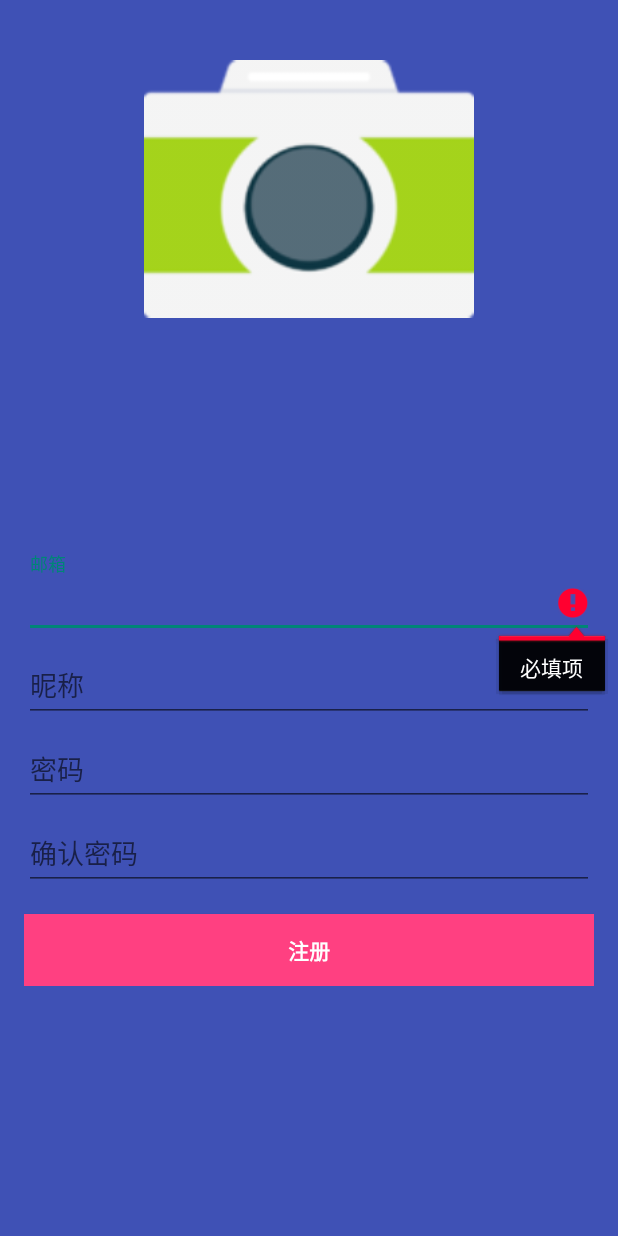
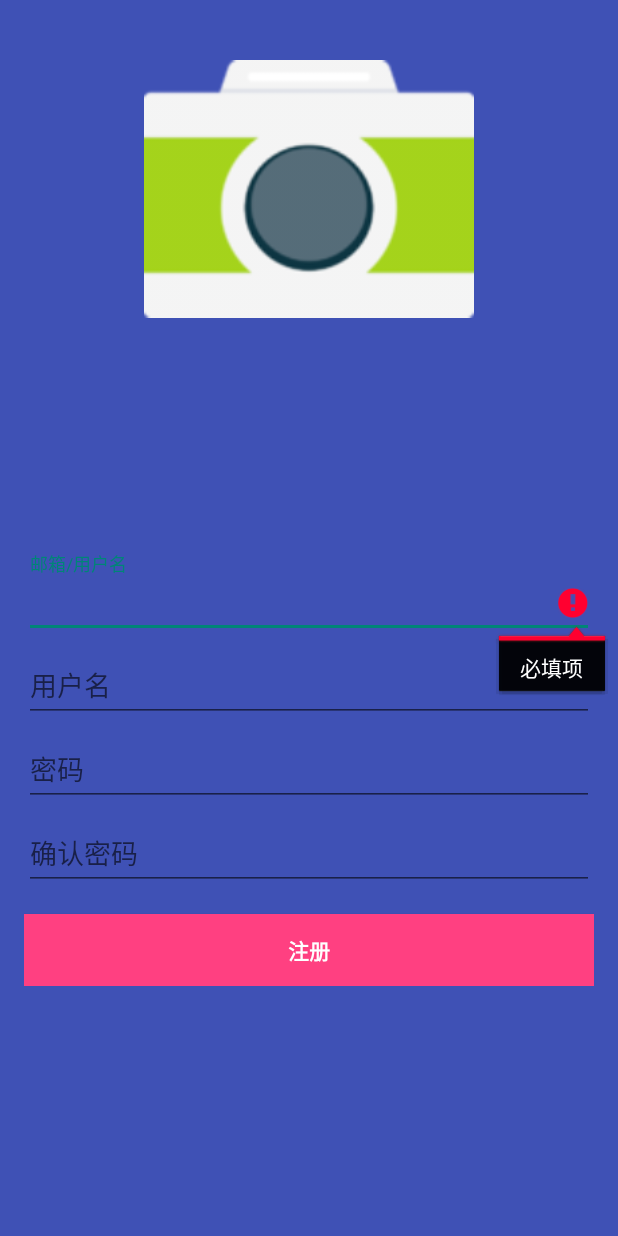
Before and after one commit to leftthomas/ShotHappy, an Android app: the RegisterActivity screen opened directly, with no data from a screen before it, after a tap on "注册", on a phone screen of 412 x 824 dp. Run offline under Robolectric (Android 15) with nearby library versions, the phone set to English and light mode, and no system bars; libraries missing offline, so code that uses them is left out: cn.bmob.v3.

Commit message:
账号注册界面与逻辑实现，添加Bmob SDK

```diff
--- a/app/build.gradle
+++ b/app/build.gradle
@@ -27,4 +27,7 @@ dependencies {
 
     //bmob-sdk ：Bmob的android sdk包
     compile 'cn.bmob.android:bmob-sdk:3.4.5'
+    //okhttp（选填）：为解决弱网情况下SDK请求失败及响应慢的问题，自`V3.4.3版本`开始使用`okhttp`优化SDK的网络框架。
+    compile 'com.squareup.okhttp:okhttp:2.4.0'
+    compile 'com.squareup.okio:okio:1.4.0'
 }
--- a/app/src/main/AndroidManifest.xml
+++ b/app/src/main/AndroidManifest.xml
@@ -3,6 +3,11 @@
     package="com.left.shothappy">
 
     <uses-permission android:name="android.permission.INTERNET" />
+    <uses-permission android:name="android.permission.ACCESS_WIFI_STATE" />
+    <uses-permission android:name="android.permission.ACCESS_NETWORK_STATE" />
+    <uses-permission android:name="android.permission.READ_PHONE_STATE" />
+    <uses-permission android:name="android.permission.WRITE_EXTERNAL_STORAGE" />
+    <uses-permission android:name="android.permission.READ_LOGS" />
 
     <application
         android:allowBackup="true"
--- a/app/src/main/java/com/left/shothappy/RegisterActivity.java
+++ b/app/src/main/java/com/left/shothappy/RegisterActivity.java
@@ -5,27 +5,26 @@ import android.animation.AnimatorListenerAdapter;
 import android.annotation.TargetApi;
 import android.content.Context;
 import android.content.Intent;
-import android.os.AsyncTask;
 import android.os.Build;
+import android.os.Bundle;
 import android.support.design.widget.Snackbar;
 import android.support.v7.app.AppCompatActivity;
-import android.os.Bundle;
 import android.text.TextUtils;
-import android.util.Log;
 import android.view.View;
 import android.view.inputmethod.InputMethodManager;
 import android.widget.Button;
 import android.widget.EditText;
 
+import cn.bmob.v3.BmobUser;
+import cn.bmob.v3.listener.SaveListener;
+
 public class RegisterActivity extends AppCompatActivity {
 
-    private UserLoginTask mAuthTask = null;
-
-    private EditText mAccountView;
+    private EditText mEmailView;
     private EditText mPasswordView;
-    private EditText mNicknameView;
+    private EditText mUsernameView;
     private EditText mRePasswordView;
-    private Button mAccountRegisterButton;
+    private Button mRegisterButton;
     private View mProgressView;
     private View mRegisterFormView;
 
@@ -34,15 +33,15 @@ public class RegisterActivity extends AppCompatActivity {
         super.onCreate(savedInstanceState);
         setContentView(R.layout.activity_register);
 
-        mAccountView = (EditText) findViewById(R.id.email);
+        mEmailView = (EditText) findViewById(R.id.email);
         mPasswordView = (EditText) findViewById(R.id.password);
-        mNicknameView = (EditText) findViewById(R.id.nickname);
+        mUsernameView = (EditText) findViewById(R.id.username);
         mRePasswordView = (EditText) findViewById(R.id.repassword);
         mRegisterFormView = findViewById(R.id.register_form);
         mProgressView = findViewById(R.id.register_progress);
-        mAccountRegisterButton = (Button) findViewById(R.id.register_button);
+        mRegisterButton = (Button) findViewById(R.id.register_button);
 
-        mAccountRegisterButton.setOnClickListener(new View.OnClickListener() {
+        mRegisterButton.setOnClickListener(new View.OnClickListener() {
             @Override
             public void onClick(View view) {
                 attemptRegister();
@@ -52,39 +51,34 @@ public class RegisterActivity extends AppCompatActivity {
     }
 
     private void attemptRegister() {
-        if (mAuthTask != null) {
-            return;
-        }
 
         // Reset errors.
-        mAccountView.setError(null);
+        mEmailView.setError(null);
         mPasswordView.setError(null);
-        mNicknameView.setError(null);
+        mUsernameView.setError(null);
         mRePasswordView.setError(null);
 
         // Store values at the time of the register attempt.
-        String account = mAccountView.getText().toString();
+        String email = mEmailView.getText().toString();
         String password = mPasswordView.getText().toString();
-        String nickname = mNicknameView.getText().toString();
+        String username = mUsernameView.getText().toString();
         String repassword = mRePasswordView.getText().toString();
 
         boolean cancel = false;
         View focusView = null;
 
         // Check for a valid account address.
-        if (TextUtils.isEmpty(account)) {
-            mAccountView.setError(getString(R.string.error_field_required));
-            focusView = mAccountView;
+        if (TextUtils.isEmpty(email)) {
+            mEmailView.setError(getString(R.string.error_field_required));
+            focusView = mEmailView;
             cancel = true;
-        } else if (!isAccountValid(account)) {
-            mAccountView.setError(getString(R.string.error_invalid_account));
-            focusView = mAccountView;
+        } else if (!isAccountValid(email)) {
+            mEmailView.setError(getString(R.string.error_invalid_email));
+            focusView = mEmailView;
             cancel = true;
-        }
-
-        else if (TextUtils.isEmpty(nickname)) {
-            mNicknameView.setError(getString(R.string.error_field_required));
-            focusView = mNicknameView;
+        } else if (TextUtils.isEmpty(username)) {
+            mUsernameView.setError(getString(R.string.error_field_required));
+            focusView = mUsernameView;
             cancel = true;
         }
 
@@ -113,11 +107,34 @@ public class RegisterActivity extends AppCompatActivity {
             focusView.requestFocus();
         } else {
             showProgress(true);
-            mAuthTask = new UserLoginTask(account, password,nickname);
-            mAuthTask.execute((Void) null);
             //关闭键盘
             InputMethodManager imm = (InputMethodManager)getSystemService(Context.INPUT_METHOD_SERVICE);
             imm.hideSoftInputFromWindow(mRePasswordView.getWindowToken(), 0);
+
+            BmobUser bu = new BmobUser();
+            bu.setUsername(username);
+            bu.setPassword(password);
+            bu.setEmail(email);
+            bu.signUp(getApplicationContext(), new SaveListener() {
+                @Override
+                public void onSuccess() {
+                    showProgress(false);
+                    startActivity(new Intent(getApplicationContext(), MainActivity.class));
+                    finish();
+                }
+
+                @Override
+                public void onFailure(int code, String msg) {
+                    showProgress(false);
+                    if (msg.contains("email")) {
+                        Snackbar.make(mRegisterFormView, getString(R.string.already_email), Snackbar.LENGTH_SHORT).show();
+                    } else if (msg.contains("username")) {
+                        Snackbar.make(mRegisterFormView, getString(R.string.already_username), Snackbar.LENGTH_SHORT).show();
+                    } else
+                        Snackbar.make(mRegisterFormView, msg, Snackbar.LENGTH_SHORT).show();
+                }
+            });
+
         }
     }
 
@@ -166,63 +183,4 @@ public class RegisterActivity extends AppCompatActivity {
         }
     }
 
-    /**
-     * Represents an asynchronous login task used to authenticate
-     * the user.
-     */
-    public class UserLoginTask extends AsyncTask<Void, Void, Boolean> {
-
-        private final String mAccount;
-        private final String mNickname;
-        private final String mPassword;
-
-        UserLoginTask(String account, String password,String nickname) {
-            mAccount = account;
-            mNickname = nickname;
-            mPassword = password;
-        }
-
-        @Override
-        protected Boolean doInBackground(Void... params) {
-
-            //注册验证
-            try {
-
-
-
-
-                if(mPassword.equals("123456")){
-                    Log.d("login", "login success");
-                    return true;
-                }
-                else{
-                    Log.d("login", "login failed");
-                    return false;
-                }
-            } catch (Exception e) {
-                Log.d("login", "login error");
-                return false;
-            }
-
-        }
-
-        @Override
-        protected void onPostExecute(final Boolean success) {
-            mAuthTask = null;
-            showProgress(false);
-
-            if (success) {
-                startActivity(new Intent(getApplicationContext(),MainActivity.class));
-                finish();
-            } else {
-                Snackbar.make(mRegisterFormView, getString(R.string.register_fail), Snackbar.LENGTH_SHORT).show();
-            }
-        }
-
-        @Override
-        protected void onCancelled() {
-            mAuthTask = null;
-            showProgress(false);
-        }
-    }
 }
--- a/app/src/main/res/layout/activity_register.xml
+++ b/app/src/main/res/layout/activity_register.xml
@@ -2,13 +2,13 @@
     xmlns:tools="http://schemas.android.com/tools"
     android:layout_width="match_parent"
     android:layout_height="match_parent"
+    android:background="@color/colorPrimary"
     android:gravity="center_horizontal"
     android:orientation="vertical"
     android:paddingBottom="@dimen/activity_vertical_margin"
     android:paddingLeft="@dimen/activity_horizontal_margin"
     android:paddingRight="@dimen/activity_horizontal_margin"
     android:paddingTop="@dimen/activity_vertical_margin"
-    android:background="@color/colorPrimary"
     tools:context=".RegisterActivity">
 
     <!-- register progress -->
@@ -38,9 +38,9 @@
                 android:src="@drawable/icon"/>
 
             <android.support.design.widget.TextInputLayout
-                android:layout_marginTop="200px"
                 android:layout_width="match_parent"
-                android:layout_height="wrap_content">
+                android:layout_height="wrap_content"
+                android:layout_marginTop="200px">
 
                 <EditText
                     android:id="@+id/email"
@@ -59,10 +59,10 @@
                 android:layout_height="wrap_content">
 
                 <EditText
-                    android:id="@+id/nickname"
+                    android:id="@+id/username"
                     android:layout_width="match_parent"
                     android:layout_height="wrap_content"
-                    android:hint="@string/nickname"
+                    android:hint="@string/username"
                     android:inputType="textPassword"
                     android:maxLines="1"
                     android:singleLine="true"
@@ -108,10 +108,10 @@
                 android:layout_width="match_parent"
                 android:layout_height="wrap_content"
                 android:layout_marginTop="16dp"
+                android:background="@color/colorAccent"
                 android:text="@string/register"
-                android:textStyle="bold"
-                android:background="@color/colorAccent"
-                android:textColor="@color/colorWhite"/>
+                android:textColor="@color/colorWhite"
+                android:textStyle="bold" />
 
         </LinearLayout>
 
--- a/app/src/main/res/values/strings.xml
+++ b/app/src/main/res/values/strings.xml
@@ -6,18 +6,19 @@
 
     <string name="action_settings">Settings</string>
 
-    <string name="prompt_account">邮箱</string>
+    <string name="prompt_account">邮箱/用户名</string>
     <string name="prompt_password">密码</string>
-    <string name="nickname">昵称</string>
+    <string name="username">用户名</string>
     <string name="re_password">确认密码</string>
-    <string name="action_login">登录</string>
+    <string name="login">登录</string>
     <string name="register_account">注册账号</string>
     <string name="register">注册</string>
     <string name="forget_password">忘记密码</string>
-    <string name="error_invalid_account">账号格式错误</string>
+    <string name="error_invalid_email">邮箱格式错误</string>
     <string name="error_invalid_password">密码长度至少6位</string>
     <string name="error_same_password">密码不一致</string>
     <string name="error_field_required">必填项</string>
     <string name="login_fail">登录失败，请仔细检查账号密码</string>
-    <string name="register_fail">注册失败，此邮箱已注册</string>
+    <string name="already_email">此邮箱已注册</string>
+    <string name="already_username">此用户名已注册</string>
 </resources>
```
Also changed, not shown: app/src/main/java/com/left/shothappy/LoginActivity.java (+20 -1 lines), app/src/main/res/layout/activity_login.xml (+16 -16 lines).
